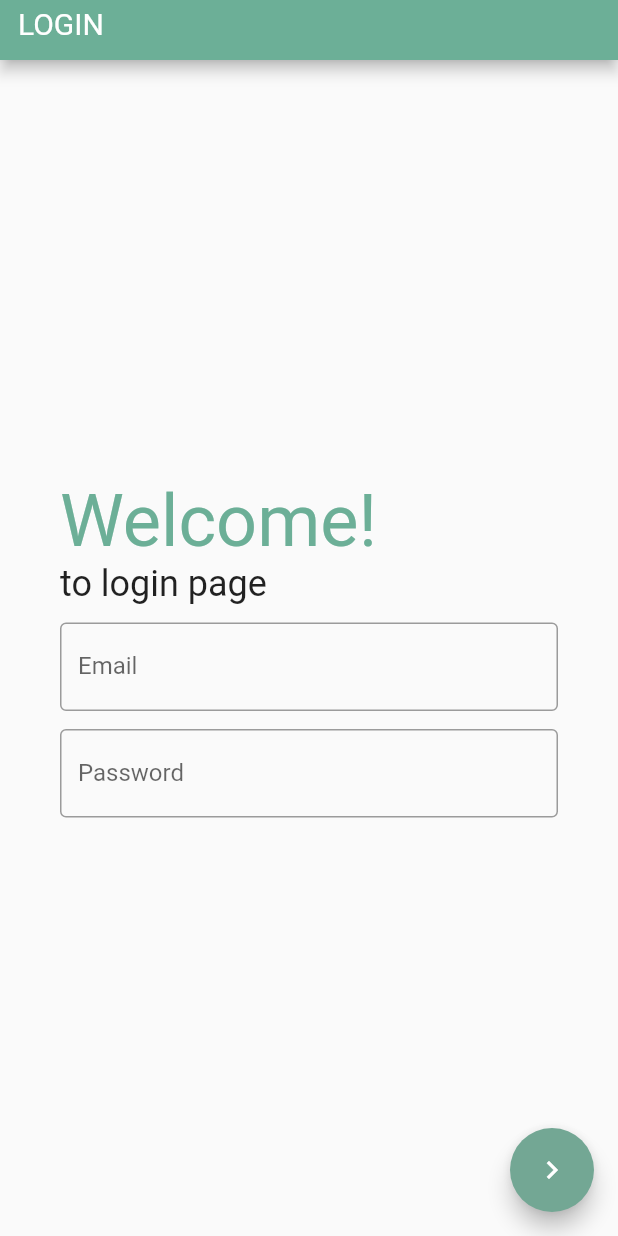
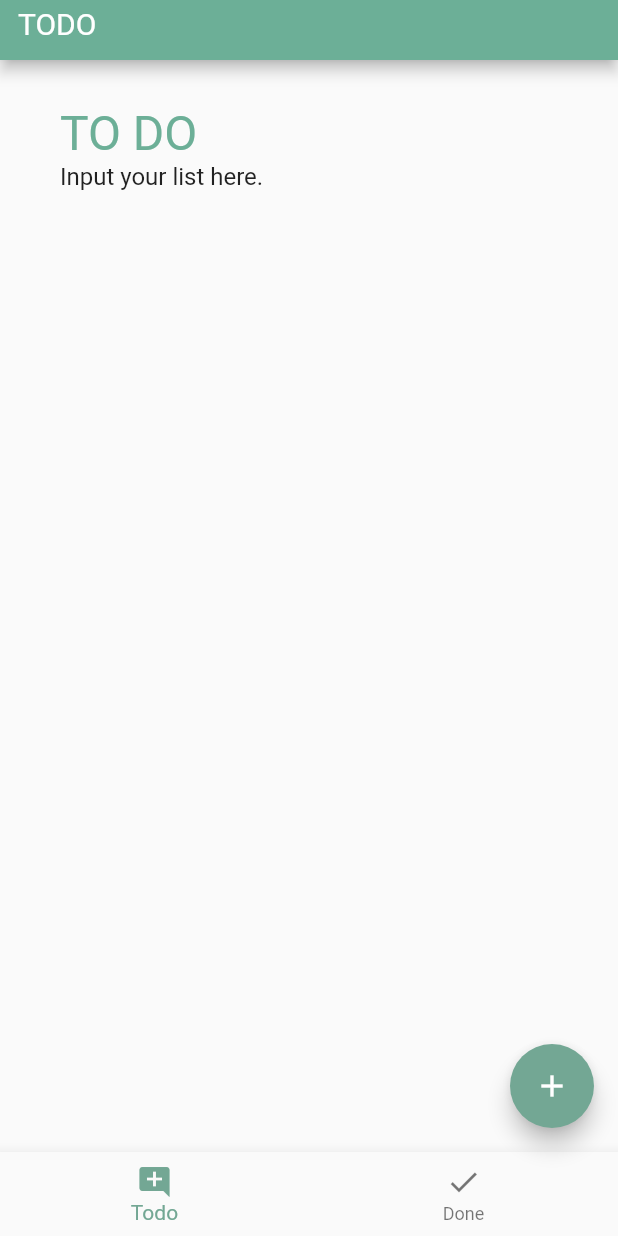
Before and after one commit to GGolfz/Flutter-Simple-Todo, a Flutter app: the screen it shows after launch, on a phone screen of 412 x 824 dp. Run offline on Flutter 3.47's test engine with Material 2 defaults, Android fonts, the light colour scheme and no system bars.

Commit message:
finish: switch page by tab :sparkles:

```diff
--- a/lib/main.dart
+++ b/lib/main.dart
@@ -10,8 +10,68 @@ const buttonColor = Color(0xFF73A794);
 class MyApp extends StatelessWidget {
   @override
   Widget build(BuildContext context) {
-    return MaterialApp(
-      home: Scaffold(body: LoginPage()),
+    return MaterialApp(home: HomePage());
+  }
+}
+
+class HomePage extends StatefulWidget {
+  @override
+  _HomePageState createState() => _HomePageState();
+}
+
+class _HomePageState extends State<HomePage> {
+  var _current = 0;
+  void _onChangePage(page) {
+    setState(() {
+      _current = page;
+    });
+  }
+
+  @override
+  Widget build(BuildContext context) {
+    return Scaffold(
+      appBar: AppBar(
+        backgroundColor: primaryColor,
+        leading: Padding(
+            padding: EdgeInsets.symmetric(horizontal: 12, vertical: 4),
+            child: Text(
+              _current == 0 ? "TODO" : "DONE",
+              style: TextStyle(fontSize: 20),
+            )),
+        leadingWidth: 120,
+        toolbarHeight: 40,
+      ),
+      body: Container(
+        padding: EdgeInsets.symmetric(horizontal: 40, vertical: 30),
+        child: _current == 0
+            ? Column(
+                children: [
+                  HeaderText(
+                      titleText: "TO DO", subtitleText: "Input your list here.")
+                ],
+              )
+            : Column(
+                children: [
+                  HeaderText(titleText: "DONE", subtitleText: "Good job ! :3")
+                ],
+              ),
+      ),
+      bottomNavigationBar: BottomNavigationBar(
+        currentIndex: _current,
+        selectedItemColor: buttonColor,
+        items: [
+          BottomNavigationBarItem(icon: Icon(Icons.add_comment), label: "Todo"),
+          BottomNavigationBarItem(icon: Icon(Icons.done), label: "Done")
+        ],
+        onTap: _onChangePage,
+      ),
+      floatingActionButton: _current == 0
+          ? FloatingActionButton(
+              backgroundColor: buttonColor,
+              onPressed: () {},
+              child: Icon(Icons.add),
+            )
+          : null,
     );
   }
 }
@@ -38,7 +98,11 @@ class LoginPage extends StatelessWidget {
           child: Column(
             mainAxisAlignment: MainAxisAlignment.center,
             children: [
-              WelcomeText(),
+              HeaderText(
+                titleText: "Welcome!",
+                subtitleText: "to login page",
+                ratio: 1.5,
+              ),
               InputText(controller: _emailController, labelText: "Email"),
               InputText(
                 controller: _passwordController,
@@ -87,17 +151,23 @@ class InputText extends StatelessWidget {
   }
 }
 
-class WelcomeText extends StatelessWidget {
+class HeaderText extends StatelessWidget {
+  final titleText;
+  final subtitleText;
+  final ratio;
+  HeaderText({this.titleText, this.subtitleText, this.ratio = 1.0});
   @override
   Widget build(BuildContext context) {
     return Container(
       child: Column(
         children: [
           Row(children: [
-            Text("Welcome!",
-                style: TextStyle(color: primaryColor, fontSize: 48))
+            Text(titleText,
+                style: TextStyle(color: primaryColor, fontSize: 32 * ratio))
           ]),
-          Row(children: [Text("to login page", style: TextStyle(fontSize: 24))])
+          Row(children: [
+            Text(subtitleText, style: TextStyle(fontSize: 16 * ratio))
+          ])
         ],
       ),
     );
```
